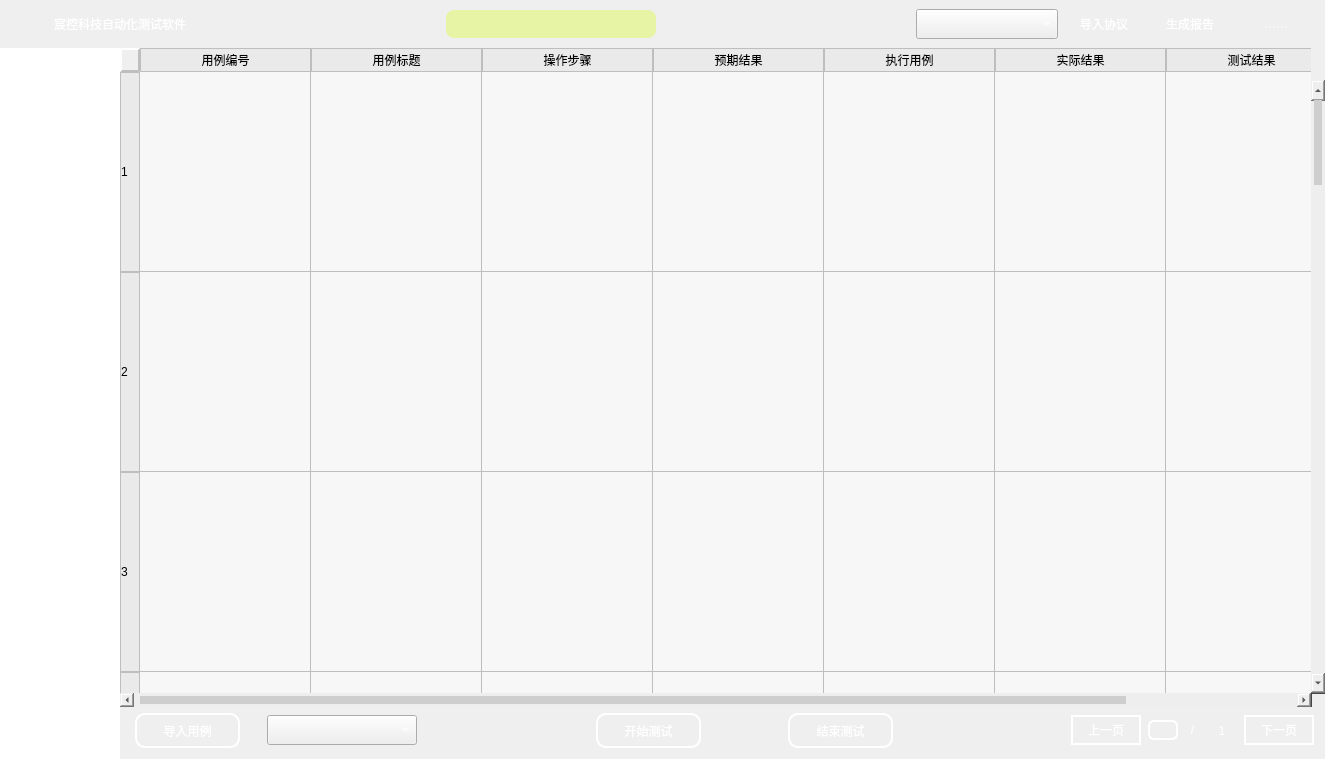
First picture: the form in KCTS/KCTS Project/UI/main_window_ui.ui, repository learniuH/work, before the edit.
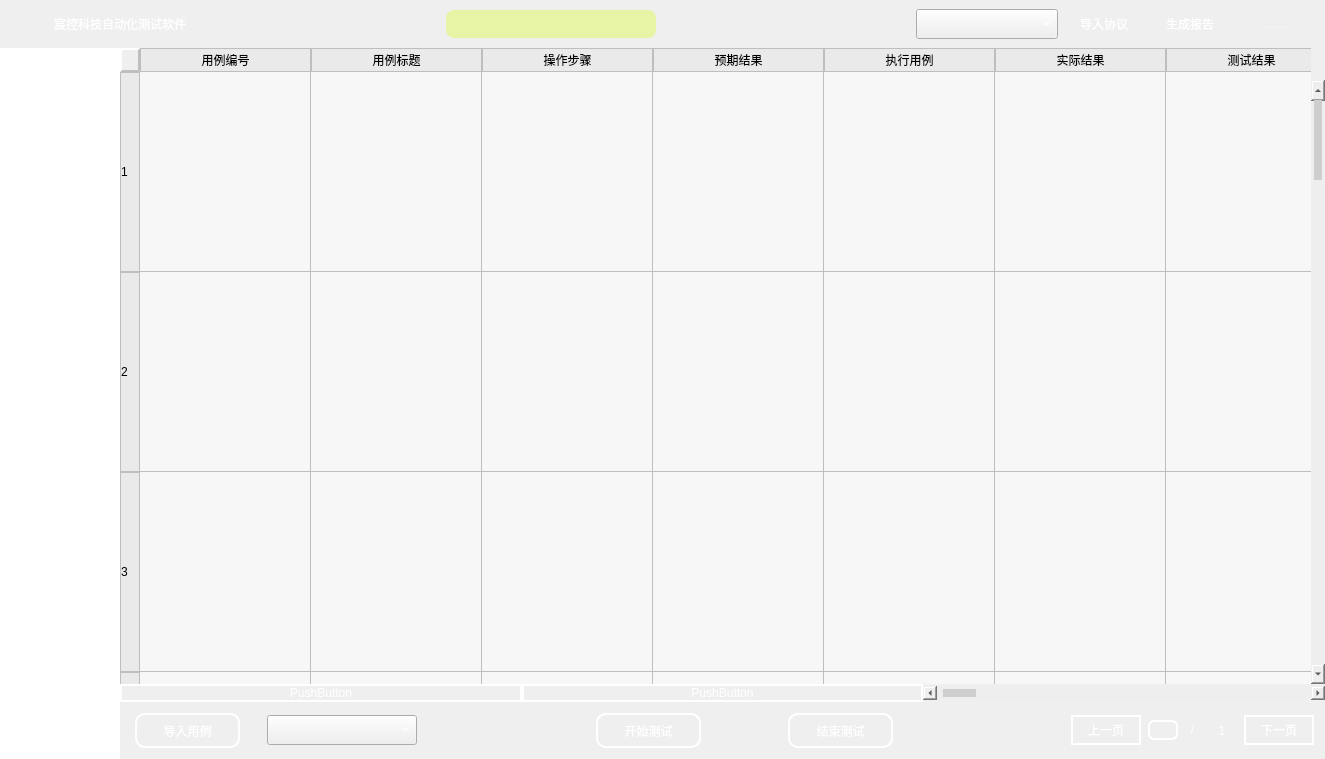
Second picture: the form after the edit. Icons and pictures are not drawn.

Commit message: UI优化

Patch:
```diff
--- a/KCTS/KCTS Project/UI/main_window_ui.ui
+++ b/KCTS/KCTS Project/UI/main_window_ui.ui
@@ -1254,9 +1254,7 @@
          </widget>
          <widget class="QWidget" name="auto_test_page">
           <property name="styleSheet">
-           <string notr="true">
-
-/* comboBox QSS */
+           <string notr="true">/* comboBox QSS */
 QComboBox {
 	font: 9pt &quot;微软雅黑&quot;;
 	color: white;		/* 字体颜色 */
@@ -1302,9 +1300,62 @@
 	background: transparent;
 	font: 10pt &quot;微软雅黑&quot;;
 	color: white;
-}</string>
+}
+
+QScrollBar:horizontal {
+	background: #eeeeee;
+	padding-left: 20px;	/* 左预留位置 */
+	padding-right: 20px;	/* 右预留位置 */
+	padding-top: 3px;		/* 上预留位置（美观） */
+	padding-bottom: 3px;	/* 下预留位置（美观） */
+}
+
+QScrollBar::handle:horizontal {
+	background: #cecece;
+	border-radius: 6px;
+}
+
+QScrollBar::handle:horizontal:hover {
+	background: #b6b6b6;
+}
+
+QScrollBar:vertical {
+	background: #eeeeee;
+	padding-top: 20px;		/* 滑块上预留位置 */
+	padding-bottom: 20px;	/* 滑块下预留位置 */
+	padding-left: 3px;		/* 滑块左预留位置（美观） */
+	padding-right: 3px;		/* 滑块右预留位置（美观） */
+	margin-top: 32px;		/* 箭头上方预留位置 */
+	margin-bottom: 0px;		/* 箭头下方预留位置 */
+}
+
+QScrollBar::handle:vertical {
+	background: #cecece;
+	min-height: 80px;		/* 最小高度 */
+	border-radius: 6px;
+}
+
+QScrollBar::handle:vertical:hover {
+	background: #b6b6b6;
+}
+
+QScrollBar::sub-line:vertical {
+	height: 1px;
+	subcontrol-position: top;  /* 保持按钮在底部 */
+	margin-top: 20px;
+}
+
+QScrollBar::add-line:vertical {
+	height: 20px;
+	subcontrol-position: bottom;  /* 保持按钮在底部 */
+}
+
+</string>
           </property>
           <layout class="QVBoxLayout" name="verticalLayout_11">
+           <property name="spacing">
+            <number>0</number>
+           </property>
            <property name="leftMargin">
             <number>0</number>
            </property>
@@ -1318,6 +1369,11 @@
             <number>0</number>
            </property>
            <item>
+            <layout class="QHBoxLayout" name="horizontalLayout_8">
+             <property name="spacing">
+              <number>0</number>
+             </property>
+             <item>
             <widget class="QTableWidget" name="tableWidget_test_case">
              <property name="styleSheet">
               <string notr="true">QTableWidget {
@@ -1411,63 +1467,13 @@
 QTableWidget::item:selected {
     color: black;
 	border: 2px solid #109968;
-}
-
-QTableWidget QScrollBar:horizontal {
-	background: #eeeeee;
-	padding-left: 20px;	/* 左预留位置 */
-	padding-right: 20px;	/* 右预留位置 */
-	padding-top: 3px;		/* 上预留位置（美观） */
-	padding-bottom: 3px;	/* 下预留位置（美观） */
-}
-
-QTableWidget QScrollBar::handle:horizontal {
-	background: #cecece;
-	border-radius: 6px;
-}
-
-QTableWidget QScrollBar::handle:horizontal:hover {
-	background: #b6b6b6;
-}
-
-QTableWidget QScrollBar:vertical {
-	background: #eeeeee;
-	padding-top: 20px;		/* 滑块上预留位置 */
-	padding-bottom: 20px;	/* 滑块下预留位置 */
-	padding-left: 3px;		/* 滑块左预留位置（美观） */
-	padding-right: 3px;		/* 滑块右预留位置（美观） */
-	margin-top: 32px;		/* 箭头上方预留位置 */
-	margin-bottom: 0px;		/* 箭头下方预留位置 */
-}
-
-QTableWidget QScrollBar::handle:vertical {
-	background: #cecece;
-	min-height: 80px;		/* 最小高度 */
-	border-radius: 6px;
-}
-
-QTableWidget QScrollBar::handle:vertical:hover {
-	background: #b6b6b6;
-}
-
-QTableWidget QScrollBar::sub-line:vertical {
-	height: 1px;
-	subcontrol-position: top;	/* 保持按键在顶部 */
-	margin-top: 20px;
-}
-
-QTableWidget QScrollBar::add-line:vertical {
-	height: 20px;
-	subcontrol-position: bottom;  /* 保持按钮在底部 */
-}
-
-</string>
+}</string>
              </property>
              <property name="verticalScrollBarPolicy">
-              <enum>Qt::ScrollBarAlwaysOn</enum>
+                <enum>Qt::ScrollBarAlwaysOff</enum>
              </property>
              <property name="horizontalScrollBarPolicy">
-              <enum>Qt::ScrollBarAlwaysOn</enum>
+                <enum>Qt::ScrollBarAlwaysOff</enum>
              </property>
              <property name="autoScroll">
               <bool>false</bool>
@@ -1593,6 +1599,40 @@
             </widget>
            </item>
            <item>
+              <widget class="QScrollBar" name="verticalScrollBar_tableWidget">
+               <property name="orientation">
+                <enum>Qt::Vertical</enum>
+               </property>
+              </widget>
+             </item>
+            </layout>
+           </item>
+           <item>
+            <layout class="QHBoxLayout" name="horizontalLayout_9">
+             <item>
+              <widget class="QPushButton" name="pushButton">
+               <property name="text">
+                <string>PushButton</string>
+               </property>
+              </widget>
+             </item>
+             <item>
+              <widget class="QPushButton" name="pushButton_4">
+               <property name="text">
+                <string>PushButton</string>
+               </property>
+              </widget>
+             </item>
+             <item>
+              <widget class="QScrollBar" name="horizontalScrollBar_tableWidget">
+               <property name="orientation">
+                <enum>Qt::Horizontal</enum>
+               </property>
+              </widget>
+             </item>
+            </layout>
+           </item>
+           <item>
             <layout class="QHBoxLayout" name="horizontalLayout_7">
              <property name="spacing">
               <number>7</number>
@@ -1600,6 +1640,9 @@
              <property name="leftMargin">
               <number>15</number>
              </property>
+             <property name="topMargin">
+              <number>11</number>
+             </property>
              <property name="rightMargin">
               <number>11</number>
              </property>
```
Lines whose indentation alone changed are shown as unchanged. The commit also changes 2 other files.
